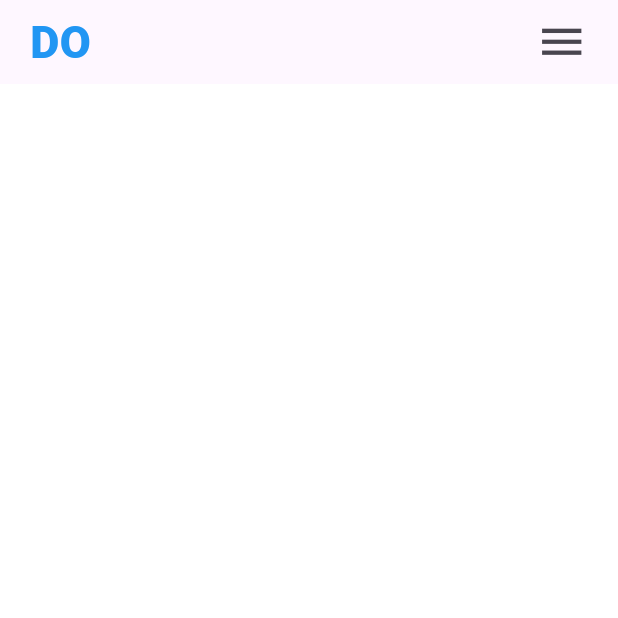
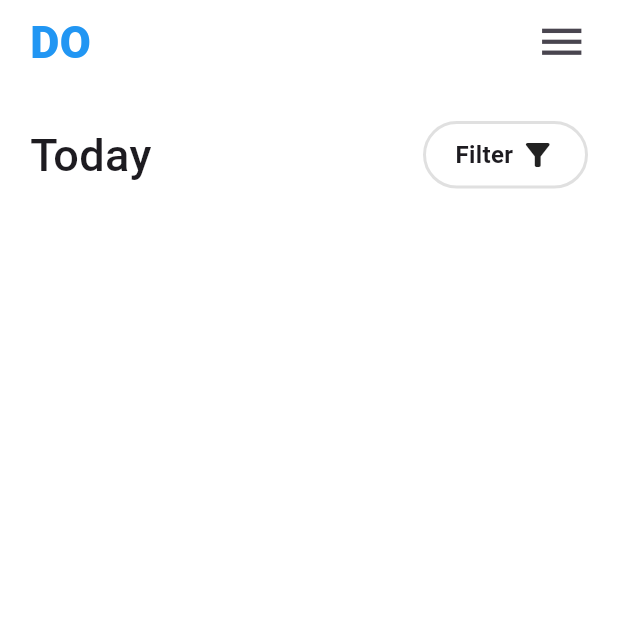
Before and after one commit to Ratndeep1999/to_do_app, a Flutter app: the screen it shows after launch, on a phone screen of 412 x 824 dp, the top half of it. Run offline on Flutter 3.47's test engine with Material 3 defaults, Android fonts, the phone set to English and light mode, and no system bars.

Commit message:
to_do_list_page.dart : AppBar add, in Row filter section add,

```diff
--- a/lib/to_do_list_page.dart
+++ b/lib/to_do_list_page.dart
@@ -24,11 +24,50 @@ class _ToDoListPageState extends State<ToDoListPage> {
             ),
           ),
           Spacer(),
-          Icon(Icons.menu, size: 35)
+          Icon(Icons.menu, size: 35),
         ],
-        //backgroundColor: Colors.white,
+        backgroundColor: Colors.white,
       ),
-      body: SafeArea(child: Column(children: [])),
+      body: SafeArea(
+        child: Padding(
+          padding: const EdgeInsets.symmetric(horizontal: 20),
+          child: Column(
+            children: [
+              SizedBox(height: MediaQuery.of(context).size.height * 0.03),
+
+              /// Today Filter section
+              Row(
+                children: [
+                  Text(
+                    'Today',
+                    style: TextStyle(fontSize: 30, fontWeight: FontWeight.w500),
+                  ),
+                  Spacer(),
+
+                  Container(
+                    height: 45,
+                    width: 110,
+                    decoration: BoxDecoration(
+                      border: BoxBorder.all(width: 2, color: Colors.black12),
+                      borderRadius: BorderRadius.circular(50),
+                    ),
+                    child: Row(
+                      mainAxisAlignment: MainAxisAlignment.center,
+                      children: [
+                        Text(
+                          'Filter ',
+                          style: TextStyle(fontWeight: FontWeight.bold, fontSize: 16),
+                        ),
+                        Icon(Icons.filter_alt),
+                      ],
+                    ),
+                  ),
+                ],
+              ),
+            ],
+          ),
+        ),
+      ),
     );
   }
 }
```
